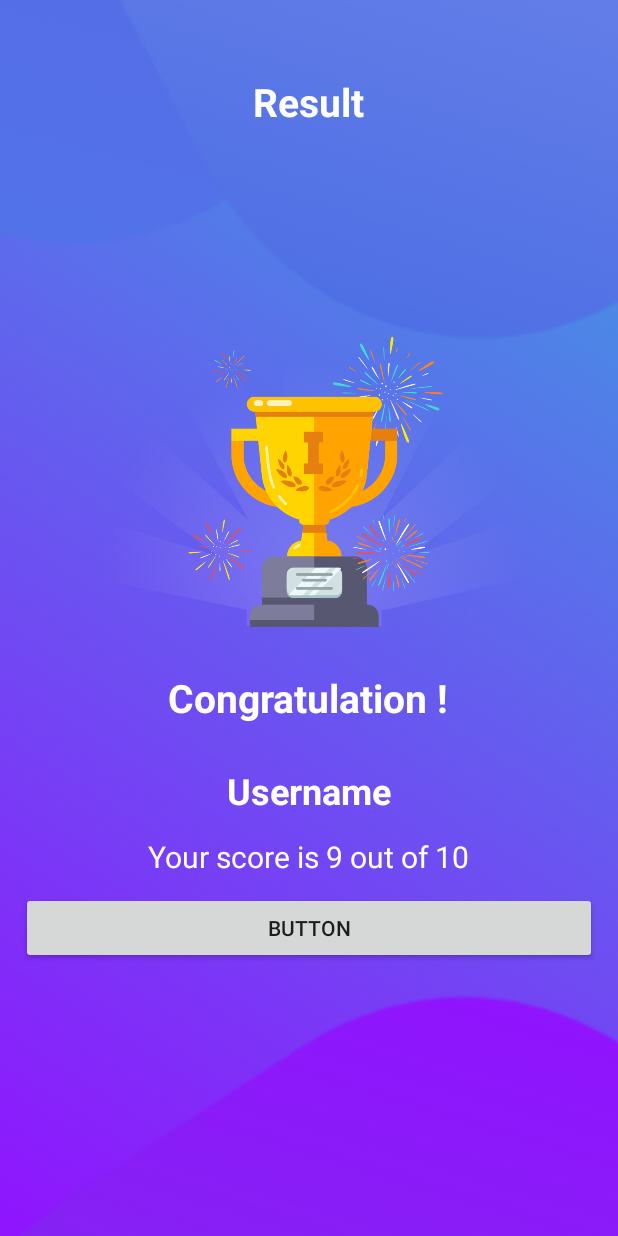
After one commit to Sundaram-sharma/QuizApp, an Android app: the ResultActivity screen opened directly, with no data from a screen before it, on a phone screen of 412 x 824 dp. The commit adds this screen. Run offline under Robolectric (Android 15) with nearby library versions, the phone set to English and light mode, and no system bars.

Commit message:
Added result screen and updated funtionality

```diff
--- a/app/src/main/AndroidManifest.xml
+++ b/app/src/main/AndroidManifest.xml
@@ -9,6 +9,9 @@
         android:roundIcon="@mipmap/ic_launcher_round"
         android:supportsRtl="true"
         android:theme="@style/NoActionBarTheme">
+        <activity
+            android:name=".ResultActivity"
+            android:exported="false" />
         <activity
             android:name=".quizQuestionActivity"
             android:exported="false" />
--- a/app/src/main/java/com/example/quizapp/Constants.kt
+++ b/app/src/main/java/com/example/quizapp/Constants.kt
@@ -1,6 +1,12 @@
 package com.example.quizapp
 
 object Constants {
+
+    // creating constant variable to store the values
+
+    const val USER_NAME : String = "user_name"
+    const val TOTAL_QUESTION: String = "total_questions"
+    const val CORRECT_ANSWER: String = "correct_answer"
 
     fun getQuestions():ArrayList<Question>{
         val questionsList = ArrayList<Question>()
--- a/app/src/main/java/com/example/quizapp/MainActivity.kt
+++ b/app/src/main/java/com/example/quizapp/MainActivity.kt
@@ -26,9 +26,8 @@ class MainActivity : AppCompatActivity() {
                     Toast.makeText(this,"Welcome ${etName.toString()}",Toast.LENGTH_LONG).show()
                     // to make the program to jump on the other class. Intent is from java class
                     val intent = Intent(this,quizQuestionActivity::class.java)
-
+                    intent.putExtra(Constants.USER_NAME, etName.text.toString()) //to pass additonal data to the activity
                     startActivity(intent) // this will start the intent
-
                 }
             }
 
--- /dev/null
+++ b/app/src/main/java/com/example/quizapp/ResultActivity.kt
@@ -0,0 +1,11 @@
+package com.example.quizapp
+
+import androidx.appcompat.app.AppCompatActivity
+import android.os.Bundle
+
+class ResultActivity : AppCompatActivity() {
+    override fun onCreate(savedInstanceState: Bundle?) {
+        super.onCreate(savedInstanceState)
+        setContentView(R.layout.activity_result)
+    }
+}
--- a/app/src/main/java/com/example/quizapp/quizQuestionActivity.kt
+++ b/app/src/main/java/com/example/quizapp/quizQuestionActivity.kt
@@ -1,6 +1,6 @@
 package com.example.quizapp
 
-import android.content.res.ColorStateList
+import android.content.Intent
 import android.graphics.Color
 import android.graphics.Typeface
 import androidx.appcompat.app.AppCompatActivity
@@ -9,13 +9,14 @@ import android.util.Log
 import android.view.View
 import android.widget.*
 import androidx.core.content.ContextCompat
-import kotlin.concurrent.fixedRateTimer
 
 class quizQuestionActivity : AppCompatActivity(), View.OnClickListener {
 
     private var mCurrentPosition: Int = 1 //Position of Question
     private var mQuestionList: ArrayList<Question>? = null
     private var mSelectedOptionPosition: Int = 0 // will be used for selected option
+    private var mUserName: String? = null
+    private var mCorrectAnswer: Int = 0
 
 
 
@@ -36,6 +37,9 @@ class quizQuestionActivity : AppCompatActivity(), View.OnClickListener {
     override fun onCreate(savedInstanceState: Bundle?) {
         super.onCreate(savedInstanceState)
         setContentView(R.layout.activity_quiz_question)
+
+        mUserName = intent.getStringExtra(Constants.USER_NAME) //get the data from the intent using getStringExtra
+        //getStringExtra is used to retrieve the string type data
 
         //Initializing the variables
         progressBar = findViewById(R.id.progressBar)
@@ -185,7 +189,15 @@ class quizQuestionActivity : AppCompatActivity(), View.OnClickListener {
                             setQuestion()
                         }
                         else ->{ // if no questions are left
-                            Toast.makeText(this,"You made it to the end", Toast.LENGTH_LONG).show()
+                           // Toast.makeText(this,"You made it to the end", Toast.LENGTH_LONG).show()
+                            //when all questions completed, we will send the data to the next final activity
+
+                            val intent = Intent(this, ResultActivity::class.java)
+                            intent.putExtra(Constants.USER_NAME, mUserName) //takes the username
+                            intent.putExtra(Constants.CORRECT_ANSWER, mCorrectAnswer) // takes the correct answer
+                            intent.putExtra(Constants.TOTAL_QUESTION, mQuestionList?.size) // takes the total questions
+                            startActivity(intent) // to start the activity
+                            finish()
                         }
                     }
                 }
@@ -196,6 +208,9 @@ class quizQuestionActivity : AppCompatActivity(), View.OnClickListener {
                     //if question is wrong , quesion!! because question is assigned to nullable
                     if(question!!.correctAnswer != mSelectedOptionPosition){
                         answerView(mSelectedOptionPosition, R.drawable.wrong_option_border_bg)
+                    }
+                    else{
+                        mCorrectAnswer++; //this will store the correct answers
                     }
                     answerView(question.correctAnswer, R.drawable.correct_option_border_bg)
 
--- /dev/null
+++ b/app/src/main/res/layout/activity_result.xml
@@ -0,0 +1,67 @@
+<?xml version="1.0" encoding="utf-8"?>
+<LinearLayout xmlns:android="http://schemas.android.com/apk/res/android"
+    xmlns:app="http://schemas.android.com/apk/res-auto"
+    xmlns:tools="http://schemas.android.com/tools"
+    android:layout_width="match_parent"
+    android:layout_height="match_parent"
+    android:orientation="vertical"
+    android:background="@drawable/ic_bg"
+    tools:context=".ResultActivity">
+
+    <TextView
+        android:id="@+id/result"
+        android:layout_width="wrap_content"
+        android:layout_height="wrap_content"
+        android:layout_marginTop="50dp"
+        android:text="Result"
+        android:textStyle="bold"
+        android:layout_gravity="center"
+        android:textSize="26dp"
+        android:textColor="@color/white"/>
+
+    <ImageView
+        android:id="@+id/imageView"
+        android:layout_width="wrap_content"
+        android:layout_height="320dp"
+        android:contentDescription="Trophy"
+        android:layout_margin="14dp"
+        app:srcCompat="@drawable/ic_trophy" />
+
+    <TextView
+        android:id="@+id/Congrats_msg"
+        android:layout_width="wrap_content"
+        android:layout_height="wrap_content"
+        android:layout_margin="14dp"
+        android:text="Congratulation !"
+        android:textStyle="bold"
+        android:layout_gravity="center"
+        android:textSize="26dp"
+        android:textColor="@color/white"/>
+    <TextView
+        android:id="@+id/username"
+        android:layout_width="wrap_content"
+        android:layout_height="wrap_content"
+        android:layout_margin="14dp"
+        android:text="Username"
+        android:textStyle="bold"
+        android:layout_gravity="center"
+        android:textSize="24dp"
+        android:textColor="@color/white"/>
+    <TextView
+        android:id="@+id/score"
+        android:layout_width="wrap_content"
+        android:layout_height="wrap_content"
+        android:text="Your score is 9 out of 10"
+        android:layout_gravity="center"
+        android:textSize="20dp"
+        android:textColor="@color/white"/>
+
+    <Button
+        android:id="@+id/button"
+        android:layout_width="match_parent"
+        android:layout_height="wrap_content"
+        android:layout_marginTop="10dp"
+        android:layout_marginStart="14dp"
+        android:layout_marginEnd="14dp"
+        android:text="Button" />
+</LinearLayout>
```
Also changed, not shown: app/src/main/res/drawable/ic_trophy.png (added).
